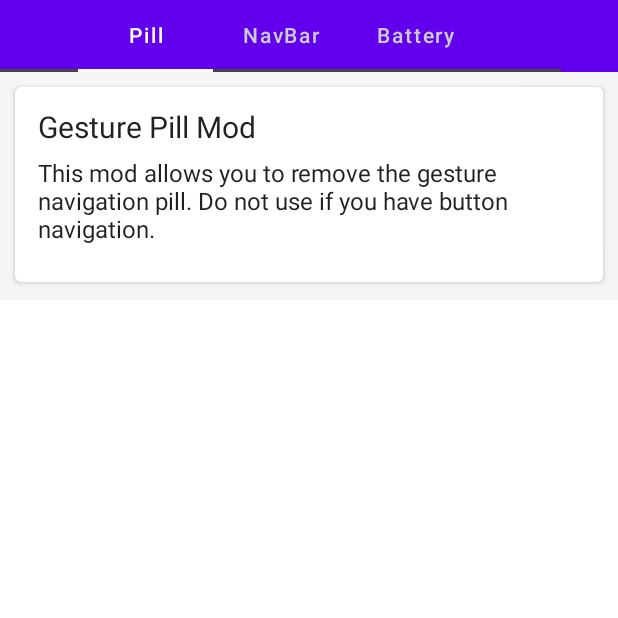
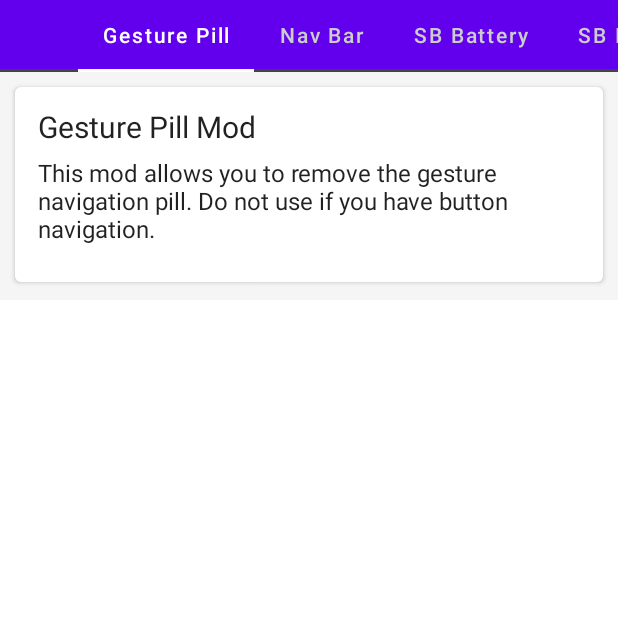
Before and after one commit to strangerweather/rootless_ui_mods, an Android app built with Jetpack Compose: the composable ScreenModsTabScreen shown on its own in the app's theme, on a phone screen of 412 x 824 dp, the top half of it. Run offline under Robolectric (Android 15) with nearby library versions, the phone set to English and light mode, and no system bars; our stand-ins replace accompanist; 2 statements that could not run were skipped.

Commit message:
added status bar mods

```diff
--- a/app/src/main/java/com/strangerweather/rootlessuimods/components/tabs/ColorModsTabScreen.kt
+++ b/app/src/main/java/com/strangerweather/rootlessuimods/components/tabs/ColorModsTabScreen.kt
@@ -48,6 +48,11 @@ fun ColorModsTabsContent(pagerState: PagerState) {
                     id = R.string.tab3_color_explanation
                 )
             )
+//            3 -> Tabs(
+//                tabTitle = stringResource(id = R.string.tab3_color_title), tabText = stringResource(
+//                    id = R.string.tab3_color_explanation
+//                )
+//            )
         }
         viewModel.onColorPageChanged(currentPage)
     }
--- a/app/src/main/java/com/strangerweather/rootlessuimods/components/tabs/ScreenModsTabScreen.kt
+++ b/app/src/main/java/com/strangerweather/rootlessuimods/components/tabs/ScreenModsTabScreen.kt
@@ -19,7 +19,10 @@ import com.strangerweather.rootlessuimods.utils.MainViewModel
 fun ScreenModsTabScreen() {
     val pagerState = rememberPagerState(initialPage = 0)
     Column(Modifier.height(200.dp)) {
-        GenericTabScreen(pagerState, listOf("Pill", "NavBar", "Battery"))
+        GenericTabScreen(
+            pagerState,
+            listOf("Gesture Pill", "Nav Bar", "SB Battery", "SB Icons", "SB Clock")
+        )
         ScreenModsTabsContent(pagerState)
     }
 
@@ -31,21 +34,37 @@ fun ScreenModsTabsContent(pagerState: PagerState) {
 
     val viewModel: MainViewModel = viewModel()
 
-    HorizontalPager(state = pagerState, count = 3) { page ->
+    HorizontalPager(state = pagerState, count = 5) { page ->
         when (page) {
             0 -> Tabs(
-                tabTitle = stringResource(id = R.string.tab1_screen_title), tabText = stringResource(
+                tabTitle = stringResource(id = R.string.tab1_screen_title),
+                tabText = stringResource(
                     id = R.string.tab1_screen_explanation
                 )
             )
             1 -> Tabs(
-                tabTitle = stringResource(id = R.string.tab2_screen_title), tabText = stringResource(
+                tabTitle = stringResource(id = R.string.tab2_screen_title),
+                tabText = stringResource(
                     id = R.string.tab2_screen_explanation
                 )
             )
             2 -> Tabs(
-                tabTitle = stringResource(id = R.string.tab3_screen_title), tabText = stringResource(
+                tabTitle = stringResource(id = R.string.tab3_screen_title),
+                tabText = stringResource(
                     id = R.string.tab3_screen_explanation
+                )
+            )
+            3 -> Tabs(
+                tabTitle = stringResource(id = R.string.tab4_screen_title),
+                tabText = stringResource(
+                    id = R.string.tab4_screen_explanation
+                )
+            )
+
+            4 -> Tabs(
+                tabTitle = stringResource(id = R.string.tab5_screen_title),
+                tabText = stringResource(
+                    id = R.string.tab5_screen_explanation
                 )
             )
         }
--- a/app/src/main/res/values/strings.xml
+++ b/app/src/main/res/values/strings.xml
@@ -14,12 +14,16 @@
     <string name="tab1_screen_explanation">This mod allows you to remove the gesture navigation pill. Do not use if you have button navigation.</string>
     <string name="tab2_screen_explanation">This mod allows you to remove the navigation bar. Do not use if you have button navigation.</string>
     <string name="tab3_screen_explanation">Remove the status bar battery icon. You can show the battery percentage by toggling the option in device Settings.</string>
+    <string name="tab4_screen_explanation">This mod allows you to remove the status bar icons. This leaves the clock and battery icons.</string>
+    <string name="tab5_screen_explanation">This mod allows you to remove the status bar clock.</string>
     <string name="tab1_color_title">Accent Color Mod</string>
     <string name="tab2_color_title">Drawers Color Mod</string>
     <string name="tab3_color_title">Text Color Mod</string>
     <string name="tab1_screen_title">Gesture Pill Mod</string>
     <string name="tab2_screen_title">Navigation Bar Mod</string>
     <string name="tab3_screen_title">Status Bar Battery Icon</string>
+    <string name="tab4_screen_title">Status Bar Icons</string>
+    <string name="tab5_screen_title">Status Bar Clock</string>
     <string name="tab1_instr_1">Choose a Color</string>
     <string name="tab1_instr_2">Apply</string>
     <string name="color_picker">Color Picker</string>
```
Also changed, not shown: app/src/main/java/com/strangerweather/rootlessuimods/content/ColorModsContent.kt (+9 -1 lines), app/src/main/java/com/strangerweather/rootlessuimods/content/ScreenModsContent.kt (+18 -1 lines).
